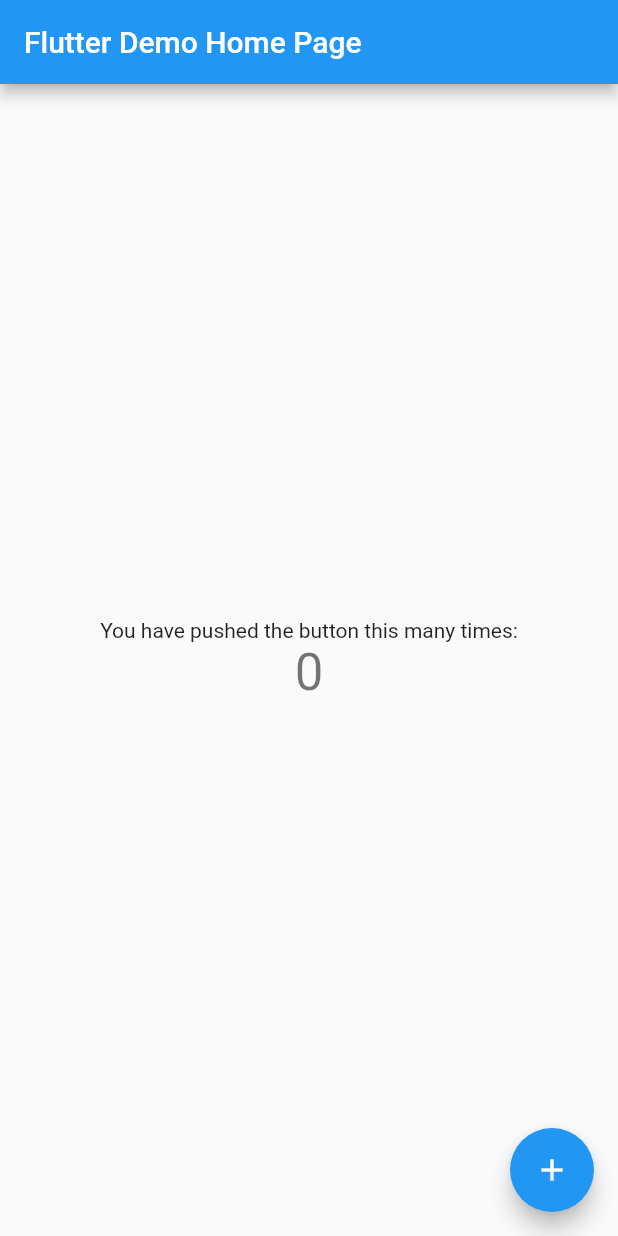
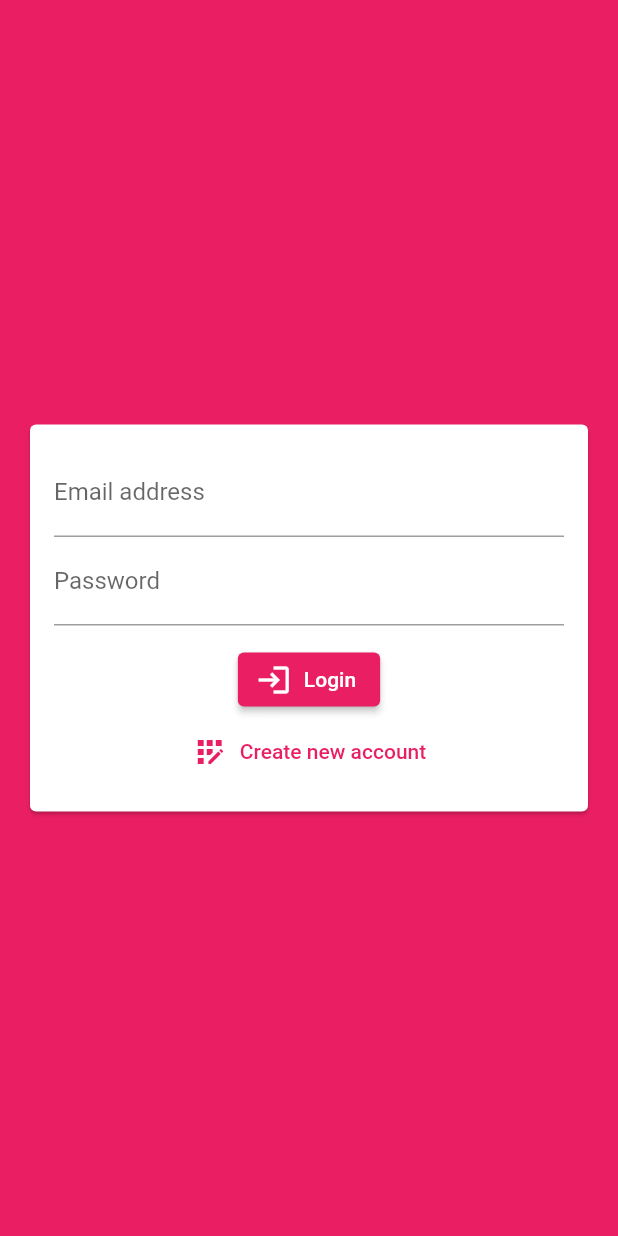
Before and after one commit to tryit4you/chat_app_flutter, a Flutter app: the screen it shows after launch, on a phone screen of 412 x 824 dp. Run offline on Flutter 3.47's test engine with Material 2 defaults, Android fonts, the phone set to English and light mode, and no system bars; our stand-ins replace cloud_firestore, firebase_auth; accounts and stored records are empty.

```diff
--- a/lib/main.dart
+++ b/lib/main.dart
@@ -1,115 +1,39 @@
+import 'package:chat_app/screens/auth_screen.dart';
+import 'package:chat_app/screens/chat_screen.dart';
+import 'package:firebase_auth/firebase_auth.dart';
 import 'package:flutter/material.dart';
 
 void main() {
-  runApp(const MyApp());
+  //WidgetsFlutterBinding.ensureInitialized();
+
+  runApp(MyApp());
 }
 
 class MyApp extends StatelessWidget {
-  const MyApp({Key? key}) : super(key: key);
-
-  // This widget is the root of your application.
   @override
   Widget build(BuildContext context) {
     return MaterialApp(
       title: 'Flutter Demo',
       theme: ThemeData(
-        // This is the theme of your application.
-        //
-        // Try running your application with "flutter run". You'll see the
-        // application has a blue toolbar. Then, without quitting the app, try
-        // changing the primarySwatch below to Colors.green and then invoke
-        // "hot reload" (press "r" in the console where you ran "flutter run",
-        // or simply save your changes to "hot reload" in a Flutter IDE).
-        // Notice that the counter didn't reset back to zero; the application
-        // is not restarted.
-        primarySwatch: Colors.blue,
+          primarySwatch: Colors.pink,
+          backgroundColor: Colors.pink,
+          accentColor: Colors.deepPurple,
+          accentColorBrightness: Brightness.dark,
+          buttonTheme: ButtonTheme.of(context).copyWith(
+              buttonColor: Colors.pink,
+              textTheme: ButtonTextTheme.primary,
+              shape: RoundedRectangleBorder(
+                  borderRadius: BorderRadius.circular(20)))),
+      home: StreamBuilder(
+        stream: FirebaseAuth.instance.onAuthStateChanged,
+        builder: (ctx, userSnapshot) {
+          print(userSnapshot.hasData);
+          if (userSnapshot.hasData) {
+            return ChatScreen();
+          }
+          return AuthScreen();
+        },
       ),
-      home: const MyHomePage(title: 'Flutter Demo Home Page'),
     );
   }
 }
-
-class MyHomePage extends StatefulWidget {
-  const MyHomePage({Key? key, required this.title}) : super(key: key);
-
-  // This widget is the home page of your application. It is stateful, meaning
-  // that it has a State object (defined below) that contains fields that affect
-  // how it looks.
-
-  // This class is the configuration for the state. It holds the values (in this
-  // case the title) provided by the parent (in this case the App widget) and
-  // used by the build method of the State. Fields in a Widget subclass are
-  // always marked "final".
-
-  final String title;
-
-  @override
-  State<MyHomePage> createState() => _MyHomePageState();
-}
-
-class _MyHomePageState extends State<MyHomePage> {
-  int _counter = 0;
-
-  void _incrementCounter() {
-    setState(() {
-      // This call to setState tells the Flutter framework that something has
-      // changed in this State, which causes it to rerun the build method below
-      // so that the display can reflect the updated values. If we changed
-      // _counter without calling setState(), then the build method would not be
-      // called again, and so nothing would appear to happen.
-      _counter++;
-    });
-  }
-
-  @override
-  Widget build(BuildContext context) {
-    // This method is rerun every time setState is called, for instance as done
-    // by the _incrementCounter method above.
-    //
-    // The Flutter framework has been optimized to make rerunning build methods
-    // fast, so that you can just rebuild anything that needs updating rather
-    // than having to individually change instances of widgets.
-    return Scaffold(
-      appBar: AppBar(
-        // Here we take the value from the MyHomePage object that was created by
-        // the App.build method, and use it to set our appbar title.
-        title: Text(widget.title),
-      ),
-      body: Center(
-        // Center is a layout widget. It takes a single child and positions it
-        // in the middle of the parent.
-        child: Column(
-          // Column is also a layout widget. It takes a list of children and
-          // arranges them vertically. By default, it sizes itself to fit its
-          // children horizontally, and tries to be as tall as its parent.
-          //
-          // Invoke "debug painting" (press "p" in the console, choose the
-          // "Toggle Debug Paint" action from the Flutter Inspector in Android
-          // Studio, or the "Toggle Debug Paint" command in Visual Studio Code)
-          // to see the wireframe for each widget.
-          //
-          // Column has various properties to control how it sizes itself and
-          // how it positions its children. Here we use mainAxisAlignment to
-          // center the children vertically; the main axis here is the vertical
-          // axis because Columns are vertical (the cross axis would be
-          // horizontal).
-          mainAxisAlignment: MainAxisAlignment.center,
-          children: <Widget>[
-            const Text(
-              'You have pushed the button this many times:',
-            ),
-            Text(
-              '$_counter',
-              style: Theme.of(context).textTheme.headline4,
-            ),
-          ],
-        ),
-      ),
-      floatingActionButton: FloatingActionButton(
-        onPressed: _incrementCounter,
-        tooltip: 'Increment',
-        child: const Icon(Icons.add),
-      ), // This trailing comma makes auto-formatting nicer for build methods.
-    );
-  }
-}
--- /dev/null
+++ b/lib/screens/auth_screen.dart
@@ -0,0 +1,76 @@
+import 'package:chat_app/widgets/auth/auth_form.dart';
+import 'package:flutter/material.dart';
+import 'package:firebase_auth/firebase_auth.dart';
+import 'package:flutter/services.dart';
+import 'package:cloud_firestore/cloud_firestore.dart';
+
+class AuthScreen extends StatefulWidget {
+  const AuthScreen({Key key}) : super(key: key);
+
+  @override
+  State<AuthScreen> createState() => _AuthScreenState();
+}
+
+class _AuthScreenState extends State<AuthScreen> {
+  bool _isLoading = false;
+  final _auth = FirebaseAuth.instance;
+  Future<void> _submitAuthForm(
+    String email,
+    String password,
+    String username,
+    bool isLogin,
+  ) async {
+    AuthResult authResult;
+    try {
+      setState(() {
+        _isLoading = true;
+      });
+      if (isLogin) {
+        authResult = await _auth.signInWithEmailAndPassword(
+          email: email,
+          password: password,
+        );
+      } else {
+        authResult = await _auth.createUserWithEmailAndPassword(
+          email: email,
+          password: password,
+        );
+      }
+      await Firestore.instance
+          .collection('users')
+          .document(authResult.user.uid)
+          .setData({
+        'username': username,
+        'email': email,
+      });
+      setState(() {
+        _isLoading = false;
+      });
+    } on PlatformException catch (error) {
+      var message = 'An error occured, please check your credentials!';
+      if (error.message != null) {
+        message = error.message;
+      }
+      ScaffoldMessenger.of(context).showSnackBar(SnackBar(
+        content: Text(message),
+        backgroundColor: Theme.of(context).errorColor,
+      ));
+      setState(() {
+        _isLoading = false;
+      });
+    } catch (error) {
+      print(error);
+      setState(() {
+        _isLoading = false;
+      });
+    }
+  }
+
+  @override
+  Widget build(BuildContext context) {
+    return Scaffold(
+      backgroundColor: Theme.of(context).primaryColor,
+      body: AuthForm(_submitAuthForm, _isLoading),
+    );
+  }
+}
--- /dev/null
+++ b/lib/widgets/auth/auth_form.dart
@@ -0,0 +1,125 @@
+import 'package:flutter/material.dart';
+
+class AuthForm extends StatefulWidget {
+  final bool isLoading;
+  final void Function(
+    String email,
+    String password,
+    String userName,
+    bool isLogin,
+  ) submitFormHandler;
+  const AuthForm(
+    this.submitFormHandler,
+    this.isLoading,
+  );
+
+  @override
+  State<AuthForm> createState() => _AuthFormState();
+}
+
+class _AuthFormState extends State<AuthForm> {
+  final _formKey = GlobalKey<FormState>();
+  var _isLogin = true;
+  String _userEmail = '';
+  String _userName = '';
+  String _userPassword = '';
+  void _trySubmit() {
+    final isValid = _formKey.currentState.validate();
+    FocusScope.of(context).unfocus();
+    if (isValid) {
+      _formKey.currentState.save();
+      widget.submitFormHandler(
+        _userEmail.trim(),
+        _userPassword.trim(),
+        _userName.trim(),
+        _isLogin,
+      );
+    }
+  }
+
+  @override
+  Widget build(BuildContext context) {
+    return Center(
+        child: Card(
+      margin: const EdgeInsets.all(20),
+      child: SingleChildScrollView(
+        child: Padding(
+          padding: const EdgeInsets.all(16),
+          child: Form(
+              key: _formKey,
+              child: Column(
+                mainAxisSize: MainAxisSize.min,
+                children: [
+                  TextFormField(
+                    key: const ValueKey('email'),
+                    validator: (value) {
+                      if (value.isEmpty || !value.contains('@')) {
+                        return 'Please enter a valid email address';
+                      }
+                      return null;
+                    },
+                    keyboardType: TextInputType.emailAddress,
+                    decoration: const InputDecoration(
+                      labelText: 'Email address',
+                    ),
+                    onSaved: (value) {
+                      _userEmail = value;
+                    },
+                  ),
+                  if (!_isLogin)
+                    TextFormField(
+                      key: const ValueKey('username'),
+                      validator: (value) {
+                        if (value.isEmpty || value.length < 4) {
+                          return 'Please enter at least 4 characters';
+                        }
+                        return null;
+                      },
+                      decoration: const InputDecoration(labelText: 'Username'),
+                      onSaved: (value) {
+                        _userName = value;
+                      },
+                    ),
+                  TextFormField(
+                    key: const ValueKey('password'),
+                    validator: ((value) {
+                      if (value.isEmpty || value.length < 7) {
+                        return 'Password must be at least 7 characters long.';
+                      }
+                      return null;
+                    }),
+                    decoration: const InputDecoration(labelText: 'Password'),
+                    obscureText: true,
+                    onSaved: (value) {
+                      _userPassword = value;
+                    },
+                  ),
+                  const SizedBox(
+                    height: 12.0,
+                  ),
+                  if (widget.isLoading) const CircularProgressIndicator(),
+                  if (!widget.isLoading)
+                    ElevatedButton.icon(
+                      icon: const Icon(Icons.login),
+                      onPressed: _trySubmit,
+                      label: Text(_isLogin ? 'Login' : 'Signup'),
+                    ),
+                  if (!widget.isLoading)
+                    TextButton.icon(
+                      icon: const Icon(Icons.app_registration),
+                      onPressed: () {
+                        setState(() {
+                          _isLogin = !_isLogin;
+                        });
+                      },
+                      label: Text(_isLogin
+                          ? 'Create new account'
+                          : 'I already have an accound'),
+                    ),
+                ],
+              )),
+        ),
+      ),
+    ));
+  }
+}
--- a/pubspec.yaml
+++ b/pubspec.yaml
@@ -18,7 +18,7 @@ publish_to: 'none' # Remove this line if you wish to publish to pub.dev
 version: 1.0.0+1
 
 environment:
-  sdk: ">=2.17.5 <3.0.0"
+  sdk: ">=2.2.2 <3.0.0"
 
 # Dependencies specify other packages that your package needs in order to work.
 # To automatically upgrade your package dependencies to the latest versions
@@ -34,7 +34,8 @@ dependencies:
   # The following adds the Cupertino Icons font to your application.
   # Use with the CupertinoIcons class for iOS style icons.
   cupertino_icons: ^1.0.2
-
+  cloud_firestore: ^0.13.5
+  firebase_auth: ^0.16.1
 dev_dependencies:
   flutter_test:
     sdk: flutter
```
Also changed, not shown: lib/screens/chat_screen.dart (added, +55 -0 lines), lib/widgets/chat/message_bubble.dart (added, +44 -0 lines), lib/widgets/chat/messages.dart (added, +46 -0 lines), lib/widgets/chat/new_message.dart (added, +53 -0 lines), pubspec.lock, 7 other files.
